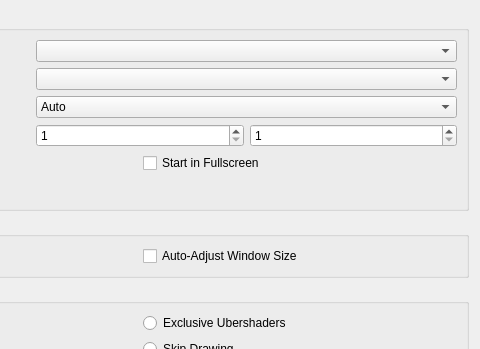
The window that Source/Core/DolphinQt/Config/Graphics/GeneralWidget.ui (ilyalissoboi/dolphin) describes before a commit, drawn with Qt 5; both pictures show x 200 to 680 and y 0 to 349 of the 680 by 560 pixel window.
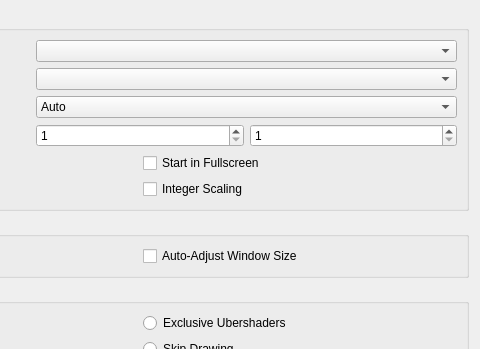
The same window after the commit.

Commit message: VideoCommon: add integer scaling parity

Patch:
```diff
--- a/Source/Core/DolphinQt/Config/Graphics/GeneralWidget.ui
+++ b/Source/Core/DolphinQt/Config/Graphics/GeneralWidget.ui
@@ -140,6 +140,13 @@
           </property>
          </widget>
         </item>
+        <item row="1" column="1">
+         <widget class="QCheckBox" name="integerScalingCheckBox">
+          <property name="text">
+           <string>Integer Scaling</string>
+          </property>
+         </widget>
+        </item>
        </layout>
       </item>
      </layout>
```
Left out of the diff: 1 changed line with no effect on the pictures. The commit also changes 24 other files.
